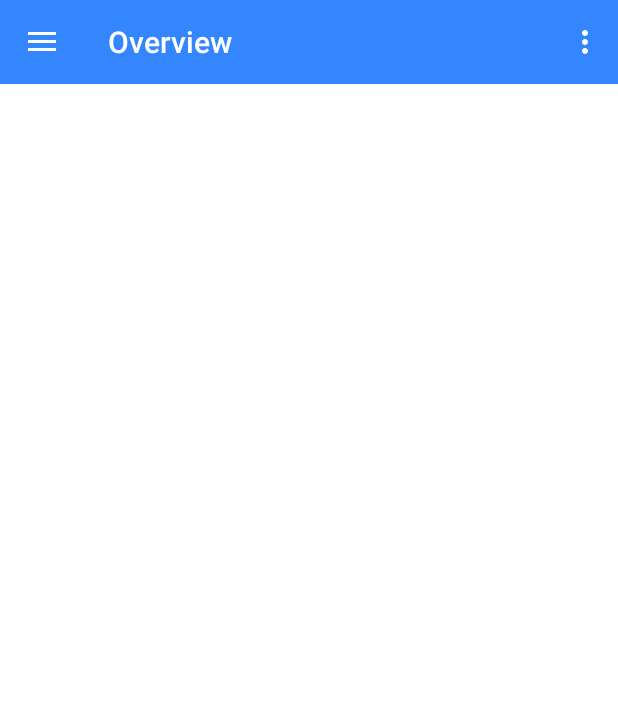
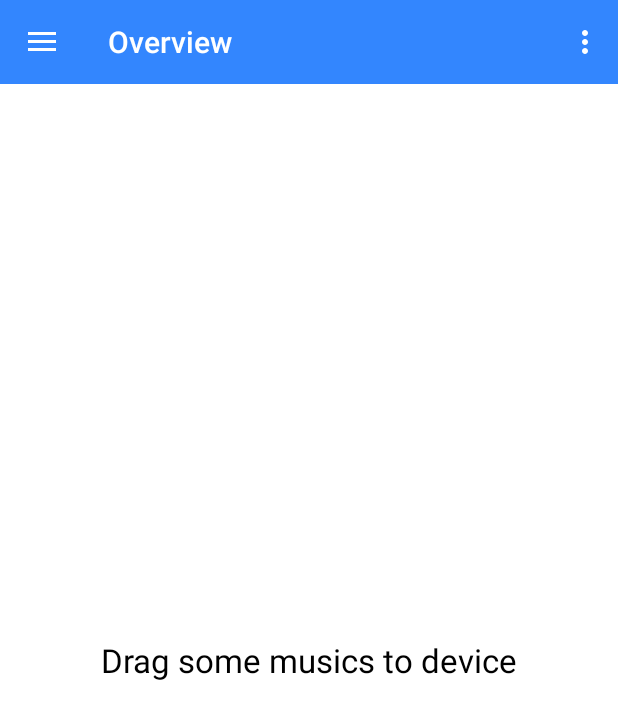
Before and after one commit to logicmelody/DLExerciseAndroid, an Android app: the fragment MusicPlayerFragment placed in its activity, on a phone screen of 412 x 824 dp. Shown: the top 719 px of the screen. Run offline under Robolectric (Android 15) with nearby library versions, the phone set to English and light mode, and no system bars; our stand-ins replace CircleImageView, Picasso; libraries missing offline, so code that uses them is left out: com.facebook, com.facebook.appevents, com.facebook.login; pictures from the network do not load; 19 statements that could not run were skipped.

Commit message:
[MusicPlayer] Add no music text

```diff
--- a/app/src/main/java/com/dl/dlexerciseandroid/musicplayer/main/MusicPlayerFragment.java
+++ b/app/src/main/java/com/dl/dlexerciseandroid/musicplayer/main/MusicPlayerFragment.java
@@ -49,6 +49,8 @@ public class MusicPlayerFragment extends Fragment implements LoaderManager.Loade
 
     private RecyclerView mMusicList;
     private MusicListAdapter mMusicListAdapter;
+
+    private TextView mNoMusicText;
 
     private ViewGroup mPlayingMusicContainer;
     private TextView mPlayingMusicTitle;
@@ -126,6 +128,7 @@ public class MusicPlayerFragment extends Fragment implements LoaderManager.Loade
 
     private void findViews() {
         mMusicList = (RecyclerView) getView().findViewById(R.id.recycler_view_music_player_list);
+        mNoMusicText = (TextView) getView().findViewById(R.id.text_view_music_player_no_music);
         mPlayingMusicContainer = (ViewGroup) getView().findViewById(R.id.view_group_music_player_playing_item);
         mPlayingMusicTitle = (TextView) getView().findViewById(R.id.text_view_music_player_playing_title);
     }
@@ -189,6 +192,14 @@ public class MusicPlayerFragment extends Fragment implements LoaderManager.Loade
     private void setMusicListData(Cursor cursor) {
         mMusicDataList.clear();
 
+        if (cursor.getCount() == 0) {
+            mNoMusicText.setVisibility(View.VISIBLE);
+            mMusicList.setVisibility(View.GONE);
+
+        } else {
+            mNoMusicText.setVisibility(View.GONE);
+            mMusicList.setVisibility(View.VISIBLE);
+
             while (cursor.moveToNext()) {
                 int idIndex = cursor.getColumnIndex(android.provider.MediaStore.Audio.Media._ID);
                 int titleIndex = cursor.getColumnIndex(android.provider.MediaStore.Audio.Media.TITLE);
@@ -199,6 +210,7 @@ public class MusicPlayerFragment extends Fragment implements LoaderManager.Loade
                 String artist = cursor.getString(artistIndex);
 
                 mMusicDataList.add(new Music(id, title, artist));
+            }
         }
 
         mMusicListAdapter.notifyDataSetChanged();
--- a/app/src/main/res/layout/fragment_music_player.xml
+++ b/app/src/main/res/layout/fragment_music_player.xml
@@ -3,11 +3,26 @@
     android:layout_width="match_parent"
     android:layout_height="match_parent">
 
-    <android.support.v7.widget.RecyclerView
-        android:id="@+id/recycler_view_music_player_list"
+    <FrameLayout
         android:layout_width="match_parent"
         android:layout_height="match_parent"
-        android:layout_above="@+id/view_group_music_player_playing_item"/>
+        android:layout_above="@+id/view_group_music_player_playing_item">
+
+        <android.support.v7.widget.RecyclerView
+            android:id="@+id/recycler_view_music_player_list"
+            android:layout_width="match_parent"
+            android:layout_height="match_parent"/>
+
+        <TextView
+            android:id="@+id/text_view_music_player_no_music"
+            android:layout_width="wrap_content"
+            android:layout_height="wrap_content"
+            android:layout_gravity="center"
+            android:text="@string/music_player_no_music"
+            android:textAppearance="@android:style/TextAppearance.DeviceDefault.Large"
+            android:visibility="gone"/>
+
+    </FrameLayout>
 
     <!-- 需要有一個現在正在播放的UI在music player中，主要利用這個item來返回MusicController -->
     <LinearLayout
--- a/app/src/main/res/values/strings.xml
+++ b/app/src/main/res/values/strings.xml
@@ -48,4 +48,7 @@
     <!-- Receive intent -->
     <string name="receive_intent" translatable="false">Receive Intent</string>
 
+    <!-- Music player -->
+    <string name="music_player_no_music">Drag some musics to device</string>
+
 </resources>
```
Also changed, not shown: 1 other file. Lines whose indentation alone changed are shown as unchanged.
